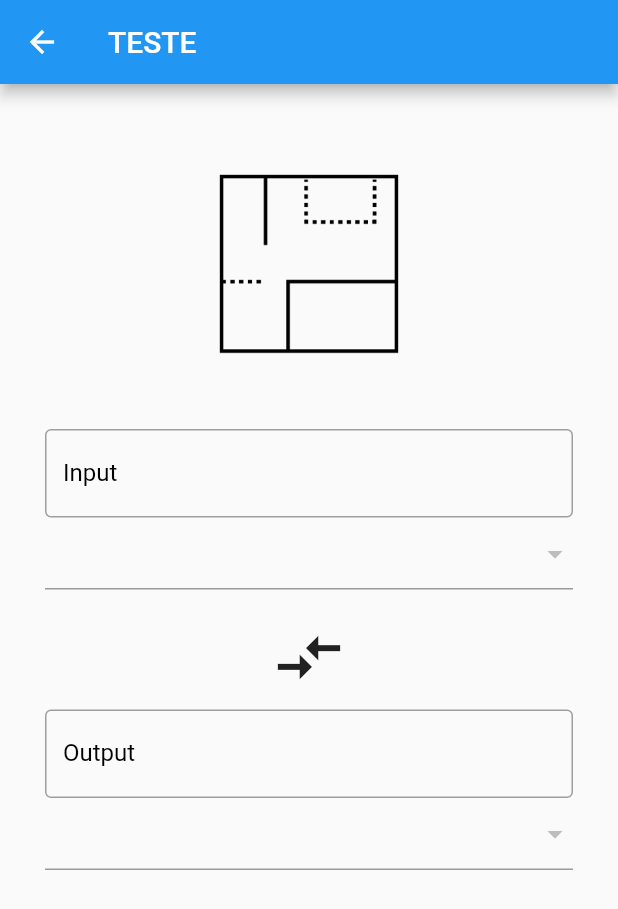
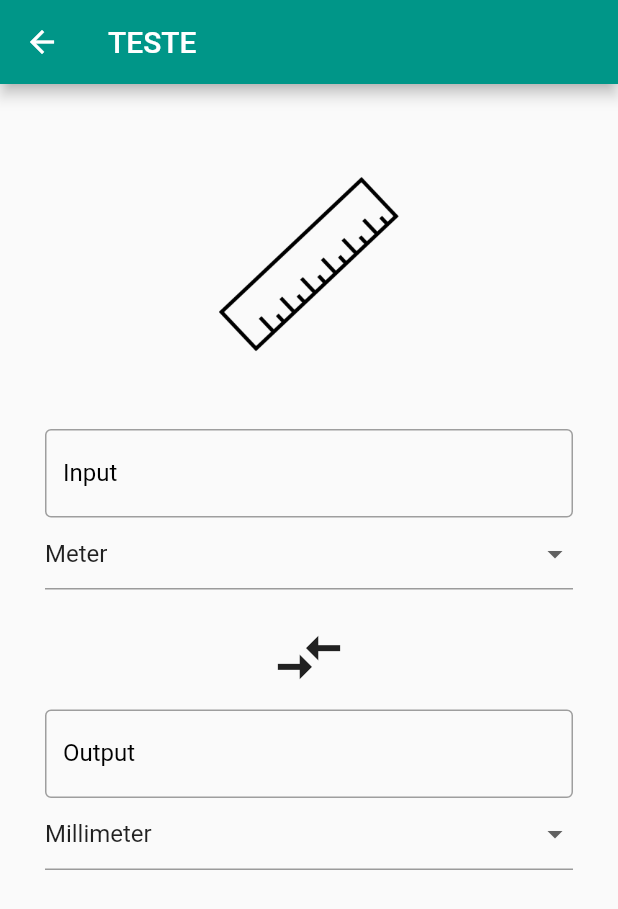
Before and after one commit to emiliosheinz/flutter-unity-converter, a Flutter app: the screen it shows after launch, after a tap on "Length", on a phone screen of 412 x 824 dp. Shown: the top 909 px of the screen. Run offline on Flutter 3.47's test engine with Material 2 defaults, Android fonts, the phone set to English and light mode, and no system bars.

Commit message:
Fixing navigation and component appearence

```diff
--- a/unity_converter/lib/pages/calculate.dart
+++ b/unity_converter/lib/pages/calculate.dart
@@ -1,6 +1,46 @@
 import 'package:flutter/material.dart';
+import 'package:unity_converter/models/unit.dart';
 
-class CalculatePage extends StatelessWidget {
+class CalculatePage extends StatefulWidget {
+  final List<UnitModel> availableUnities;
+  final String image;
+  final Color appBarColor;
+
+  CalculatePage(
+      {@required this.availableUnities,
+      @required this.image,
+      @required this.appBarColor});
+
+  @override
+  _CalculatePageState createState() => _CalculatePageState();
+}
+
+class _CalculatePageState extends State<CalculatePage> {
+  double selectedInputOption;
+  double selectedOutputOption;
+
+  @override
+  void initState() {
+    super.initState();
+
+    setState(() {
+      selectedInputOption = widget.availableUnities[0].conversion;
+      selectedOutputOption = widget.availableUnities[1].conversion;
+    });
+  }
+
+  _getDropDownItems() {
+    return widget.availableUnities.map<DropdownMenuItem<double>>(
+      (UnitModel value) {
+        print(value.name);
+        return DropdownMenuItem<double>(
+          value: value.conversion,
+          child: Text(value.name),
+        );
+      },
+    ).toList();
+  }
+
   _renderInputFields() {
     return Column(
       children: <Widget>[
@@ -20,7 +60,17 @@ class CalculatePage extends StatelessWidget {
             ),
           ),
         ),
-        DropdownButtonFormField()
+        DropdownButtonFormField(
+          isExpanded: true,
+          value: selectedInputOption,
+          icon: Icon(Icons.arrow_drop_down),
+          onChanged: (double newValue) {
+            setState(() {
+              selectedInputOption = newValue;
+            });
+          },
+          items: _getDropDownItems(),
+        )
       ],
     );
   }
@@ -44,7 +94,17 @@ class CalculatePage extends StatelessWidget {
             ),
           ),
         ),
-        DropdownButtonFormField(),
+        DropdownButtonFormField(
+          isExpanded: true,
+          value: selectedOutputOption,
+          icon: Icon(Icons.arrow_drop_down),
+          onChanged: (double newValue) {
+            setState(() {
+              selectedOutputOption = newValue;
+            });
+          },
+          items: _getDropDownItems(),
+        )
       ],
     );
   }
@@ -72,9 +132,14 @@ class CalculatePage extends StatelessWidget {
 
   @override
   Widget build(BuildContext context) {
+    print(this.widget.availableUnities);
     return Scaffold(
       appBar: AppBar(
-        title: Text('Teste'.toUpperCase(), style: TextStyle()),
+        title: Text(
+          'Teste'.toUpperCase(),
+          style: TextStyle(),
+        ),
+        backgroundColor: widget.appBarColor,
       ),
       body: Center(
         child: Padding(
@@ -82,11 +147,11 @@ class CalculatePage extends StatelessWidget {
           child: Column(
             children: <Widget>[
               Hero(
-                tag: 'area',
+                tag: widget.image,
                 child: SizedBox(
                   height: 120,
                   width: 120,
-                  child: Image.asset('assets/icons/area.png'),
+                  child: Image.asset('assets/icons/${widget.image}.png'),
                 ),
               ),
               SizedBox(height: 50),
--- a/unity_converter/lib/pages/home.dart
+++ b/unity_converter/lib/pages/home.dart
@@ -71,7 +71,11 @@ class _HomePageState extends State<HomePage> {
                 Navigator.push(
                   context,
                   MaterialPageRoute(
-                    builder: (context) => CalculatePage(),
+                    builder: (context) => CalculatePage(
+                      availableUnities: categories[index].unities,
+                      image: imageName,
+                      appBarColor: baseColors[index],
+                    ),
                   ),
                 );
               },
```
